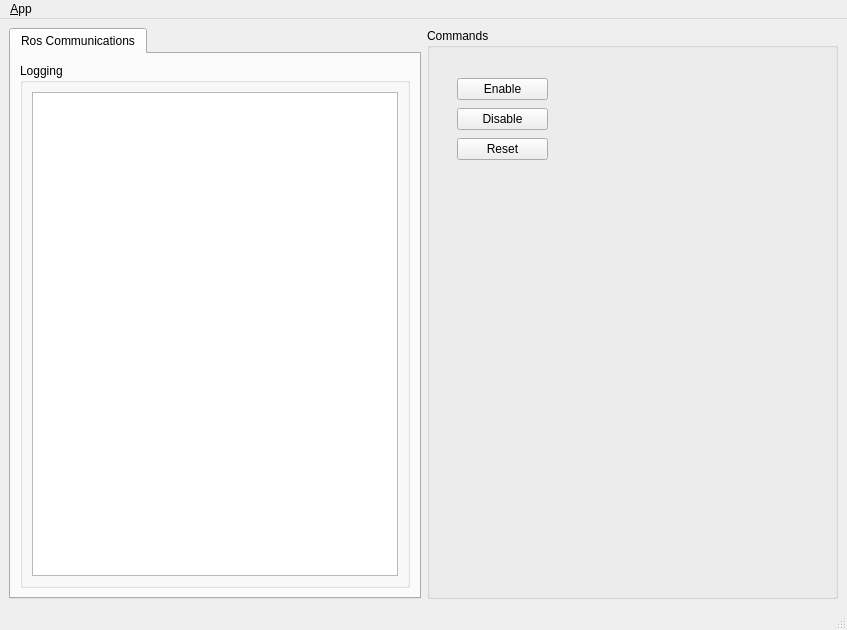
Before: the Qt Designer form delta_qtgui/ui/main_window.ui in MarvinStuede/delta, drawn with Qt 5.
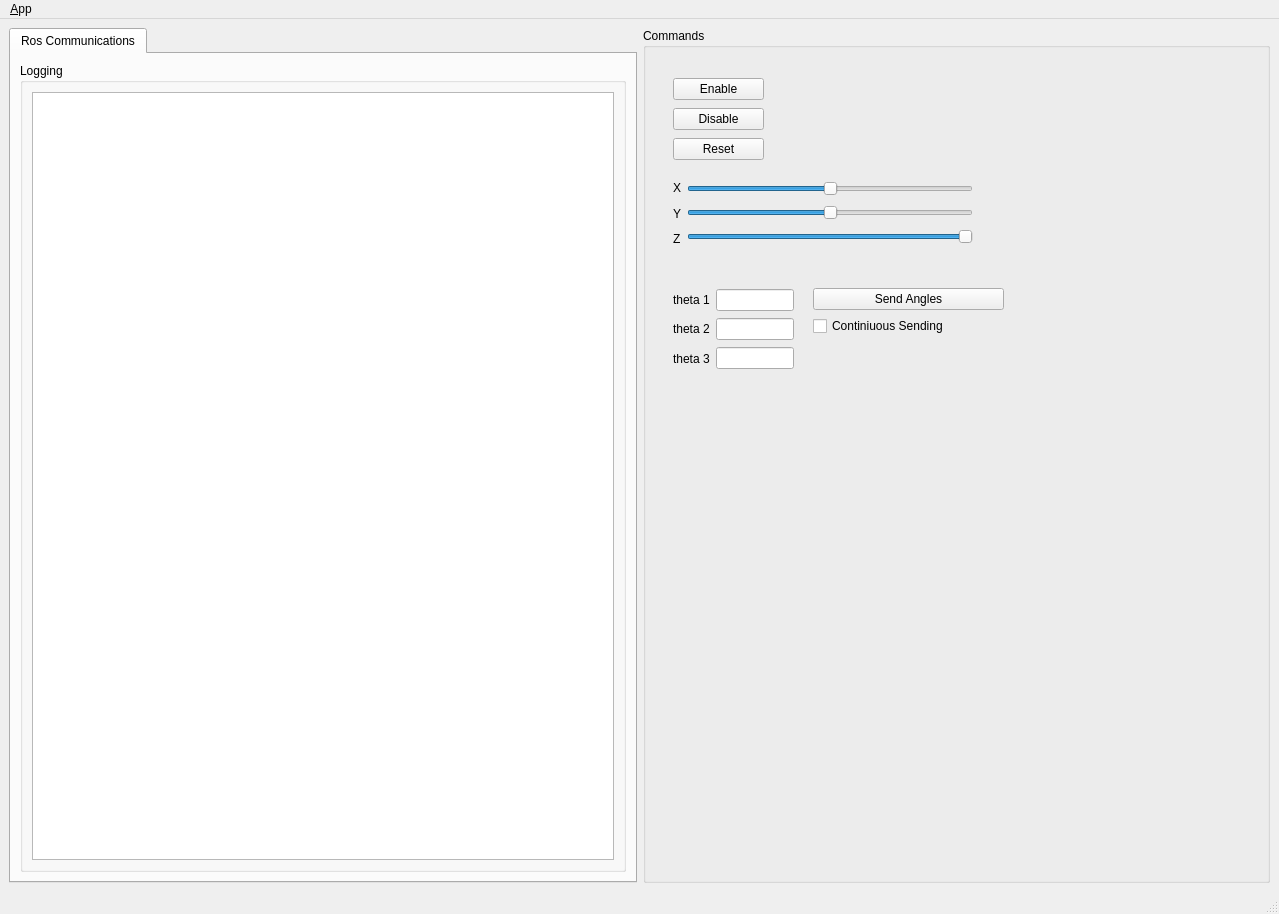
After: the same form once the commit is applied. Icons and pictures are not drawn.

The edit to the form file:
```diff
--- a/delta_qtgui/ui/main_window.ui
+++ b/delta_qtgui/ui/main_window.ui
@@ -6,8 +6,8 @@
    <rect>
     <x>0</x>
     <y>0</y>
-    <width>847</width>
-    <height>630</height>
+    <width>1279</width>
+    <height>914</height>
    </rect>
   </property>
   <property name="sizePolicy">
@@ -54,7 +54,14 @@
           </property>
           <layout class="QGridLayout" name="gridLayout_3">
            <item row="0" column="0">
-            <widget class="QListView" name="view_logging"/>
+            <widget class="QListView" name="view_logging">
+             <property name="sizePolicy">
+              <sizepolicy hsizetype="Preferred" vsizetype="Expanding">
+               <horstretch>0</horstretch>
+               <verstretch>0</verstretch>
+              </sizepolicy>
+             </property>
+            </widget>
            </item>
           </layout>
          </widget>
@@ -66,7 +73,7 @@
     <item>
      <widget class="QGroupBox" name="groupBox_2">
       <property name="sizePolicy">
-       <sizepolicy hsizetype="MinimumExpanding" vsizetype="Preferred">
+       <sizepolicy hsizetype="Expanding" vsizetype="Preferred">
         <horstretch>0</horstretch>
         <verstretch>0</verstretch>
        </sizepolicy>
@@ -113,6 +120,270 @@
         <string>Reset</string>
        </property>
       </widget>
+      <widget class="QWidget" name="">
+       <property name="geometry">
+        <rect>
+         <x>30</x>
+         <y>260</y>
+         <width>121</width>
+         <height>82</height>
+        </rect>
+       </property>
+       <layout class="QHBoxLayout" name="horizontalLayout_2">
+        <item>
+         <layout class="QVBoxLayout" name="verticalLayout">
+          <item>
+           <widget class="QLabel" name="label">
+            <property name="text">
+             <string>theta 1</string>
+            </property>
+           </widget>
+          </item>
+          <item>
+           <widget class="QLabel" name="label_2">
+            <property name="text">
+             <string>theta 2</string>
+            </property>
+           </widget>
+          </item>
+          <item>
+           <widget class="QLabel" name="label_3">
+            <property name="text">
+             <string>theta 3</string>
+            </property>
+           </widget>
+          </item>
+         </layout>
+        </item>
+        <item>
+         <layout class="QVBoxLayout" name="verticalLayout_5">
+          <item>
+           <widget class="QLineEdit" name="lineEd_t1">
+            <property name="readOnly">
+             <bool>true</bool>
+            </property>
+           </widget>
+          </item>
+          <item>
+           <widget class="QLineEdit" name="lineEd_t2">
+            <property name="readOnly">
+             <bool>true</bool>
+            </property>
+           </widget>
+          </item>
+          <item>
+           <widget class="QLineEdit" name="lineEd_t3">
+            <property name="readOnly">
+             <bool>true</bool>
+            </property>
+           </widget>
+          </item>
+         </layout>
+        </item>
+       </layout>
+      </widget>
+      <widget class="QWidget" name="">
+       <property name="geometry">
+        <rect>
+         <x>30</x>
+         <y>150</y>
+         <width>591</width>
+         <height>71</height>
+        </rect>
+       </property>
+       <layout class="QHBoxLayout" name="horizontalLayout">
+        <item>
+         <layout class="QVBoxLayout" name="verticalLayout_4">
+          <item>
+           <widget class="QLabel" name="labeld_X">
+            <property name="text">
+             <string>X</string>
+            </property>
+           </widget>
+          </item>
+          <item>
+           <widget class="QLabel" name="labeld_Y">
+            <property name="text">
+             <string>Y</string>
+            </property>
+           </widget>
+          </item>
+          <item>
+           <widget class="QLabel" name="labeld_Z">
+            <property name="text">
+             <string>Z</string>
+            </property>
+           </widget>
+          </item>
+         </layout>
+        </item>
+        <item>
+         <layout class="QVBoxLayout" name="verticalLayout_3">
+          <item>
+           <widget class="QSlider" name="Slider_X">
+            <property name="sizePolicy">
+             <sizepolicy hsizetype="Expanding" vsizetype="Fixed">
+              <horstretch>0</horstretch>
+              <verstretch>0</verstretch>
+             </sizepolicy>
+            </property>
+            <property name="minimum">
+             <number>-500</number>
+            </property>
+            <property name="maximum">
+             <number>500</number>
+            </property>
+            <property name="singleStep">
+             <number>1</number>
+            </property>
+            <property name="orientation">
+             <enum>Qt::Horizontal</enum>
+            </property>
+           </widget>
+          </item>
+          <item>
+           <widget class="QSlider" name="Slider_Y">
+            <property name="sizePolicy">
+             <sizepolicy hsizetype="Expanding" vsizetype="Fixed">
+              <horstretch>0</horstretch>
+              <verstretch>0</verstretch>
+             </sizepolicy>
+            </property>
+            <property name="minimum">
+             <number>-500</number>
+            </property>
+            <property name="maximum">
+             <number>500</number>
+            </property>
+            <property name="singleStep">
+             <number>2</number>
+            </property>
+            <property name="value">
+             <number>0</number>
+            </property>
+            <property name="orientation">
+             <enum>Qt::Horizontal</enum>
+            </property>
+           </widget>
+          </item>
+          <item>
+           <widget class="QSlider" name="Slider_Z">
+            <property name="sizePolicy">
+             <sizepolicy hsizetype="Expanding" vsizetype="Fixed">
+              <horstretch>0</horstretch>
+              <verstretch>0</verstretch>
+             </sizepolicy>
+            </property>
+            <property name="minimum">
+             <number>-3000</number>
+            </property>
+            <property name="maximum">
+             <number>-2750</number>
+            </property>
+            <property name="value">
+             <number>-2750</number>
+            </property>
+            <property name="sliderPosition">
+             <number>-2750</number>
+            </property>
+            <property name="orientation">
+             <enum>Qt::Horizontal</enum>
+            </property>
+           </widget>
+          </item>
+         </layout>
+        </item>
+        <item>
+         <layout class="QVBoxLayout" name="verticalLayout_6">
+          <item>
+           <widget class="QLabel" name="label_X">
+            <property name="sizePolicy">
+             <sizepolicy hsizetype="MinimumExpanding" vsizetype="Preferred">
+              <horstretch>0</horstretch>
+              <verstretch>0</verstretch>
+             </sizepolicy>
+            </property>
+            <property name="text">
+             <string/>
+            </property>
+           </widget>
+          </item>
+          <item>
+           <widget class="QLabel" name="label_Y">
+            <property name="sizePolicy">
+             <sizepolicy hsizetype="MinimumExpanding" vsizetype="Preferred">
+              <horstretch>0</horstretch>
+              <verstretch>0</verstretch>
+             </sizepolicy>
+            </property>
+            <property name="text">
+             <string/>
+            </property>
+           </widget>
+          </item>
+          <item>
+           <widget class="QLabel" name="label_Z">
+            <property name="text">
+             <string/>
+            </property>
+           </widget>
+          </item>
+         </layout>
+        </item>
+       </layout>
+      </widget>
+      <widget class="QWidget" name="">
+       <property name="geometry">
+        <rect>
+         <x>170</x>
+         <y>260</y>
+         <width>191</width>
+         <height>50</height>
+        </rect>
+       </property>
+       <layout class="QVBoxLayout" name="verticalLayout_7">
+        <item>
+         <widget class="QPushButton" name="sendButton">
+          <property name="text">
+           <string>Send Angles</string>
+          </property>
+         </widget>
+        </item>
+        <item>
+         <widget class="QCheckBox" name="checkContSend">
+          <property name="sizePolicy">
+           <sizepolicy hsizetype="Expanding" vsizetype="Fixed">
+            <horstretch>0</horstretch>
+            <verstretch>0</verstretch>
+           </sizepolicy>
+          </property>
+          <property name="text">
+           <string>Continiuous Sending</string>
+          </property>
+         </widget>
+        </item>
+       </layout>
+      </widget>
+      <zorder>layoutWidget</zorder>
+      <zorder>enableButton</zorder>
+      <zorder>disableButton</zorder>
+      <zorder>resetButton</zorder>
+      <zorder>label_X</zorder>
+      <zorder>label_Y</zorder>
+      <zorder>label_Z</zorder>
+      <zorder>sendButton</zorder>
+      <zorder>checkContSend</zorder>
+      <zorder></zorder>
+      <zorder></zorder>
+      <zorder></zorder>
+      <zorder>labeld_Z</zorder>
+      <zorder>labeld_X</zorder>
+      <zorder>labeld_Y</zorder>
+      <zorder></zorder>
+      <zorder></zorder>
+      <zorder>label_Z</zorder>
+      <zorder>label_Y</zorder>
+      <zorder>label_X</zorder>
      </widget>
     </item>
    </layout>
@@ -122,7 +393,7 @@
     <rect>
      <x>0</x>
      <y>0</y>
-     <width>847</width>
+     <width>1279</width>
      <height>19</height>
     </rect>
    </property>
```
